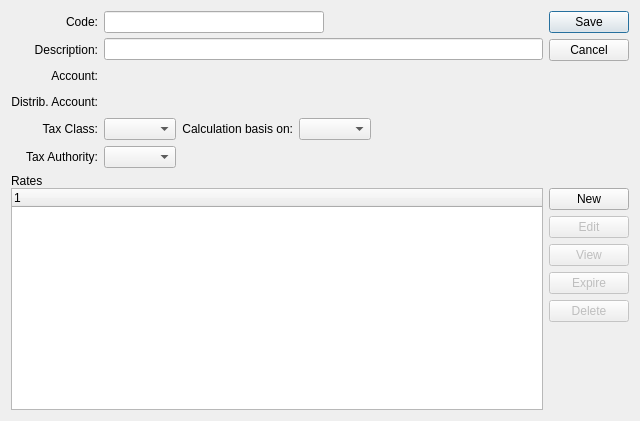
Old version of the form guiclient/taxCode.ui in the repository Pegasus-RPG/xtuple-client.
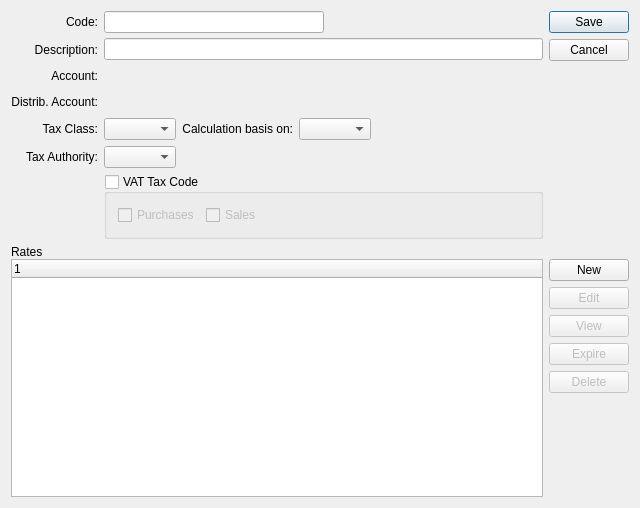
New version of the form. Custom widgets are drawn as their Qt base class.

Patch:
```diff
--- a/guiclient/taxCode.ui
+++ b/guiclient/taxCode.ui
@@ -14,7 +14,7 @@
     <x>0</x>
     <y>0</y>
     <width>640</width>
-    <height>421</height>
+    <height>508</height>
    </rect>
   </property>
   <property name="windowTitle">
@@ -154,6 +154,61 @@
          </item>
         </layout>
        </item>
+       <item row="6" column="1">
+        <widget class="QGroupBox" name="_vat">
+         <property name="toolTip">
+          <string>Value Added Tax code</string>
+         </property>
+         <property name="title">
+          <string>VAT Tax Code</string>
+         </property>
+         <property name="checkable">
+          <bool>true</bool>
+         </property>
+         <property name="checked">
+          <bool>false</bool>
+         </property>
+         <layout class="QVBoxLayout" name="verticalLayout_3">
+          <item>
+           <layout class="QHBoxLayout" name="horizontalLayout_7">
+            <item>
+             <widget class="QCheckBox" name="_vatPurchases">
+              <property name="toolTip">
+               <string>VAT taxation applicable to Purchases</string>
+              </property>
+              <property name="text">
+               <string>Purchases</string>
+              </property>
+             </widget>
+            </item>
+            <item>
+             <widget class="QCheckBox" name="_vatSales">
+              <property name="toolTip">
+               <string>VAT taxation applicable to Sales</string>
+              </property>
+              <property name="text">
+               <string>Sales</string>
+              </property>
+             </widget>
+            </item>
+            <item>
+             <spacer name="horizontalSpacer_6">
+              <property name="orientation">
+               <enum>Qt::Horizontal</enum>
+              </property>
+              <property name="sizeHint" stdset="0">
+               <size>
+                <width>40</width>
+                <height>20</height>
+               </size>
+              </property>
+             </spacer>
+            </item>
+           </layout>
+          </item>
+         </layout>
+        </widget>
+       </item>
        <item row="4" column="1">
         <layout class="QHBoxLayout" name="horizontalLayout_5">
          <item>
```
Left out of the diff: 37 changed lines with no effect on the pictures.
